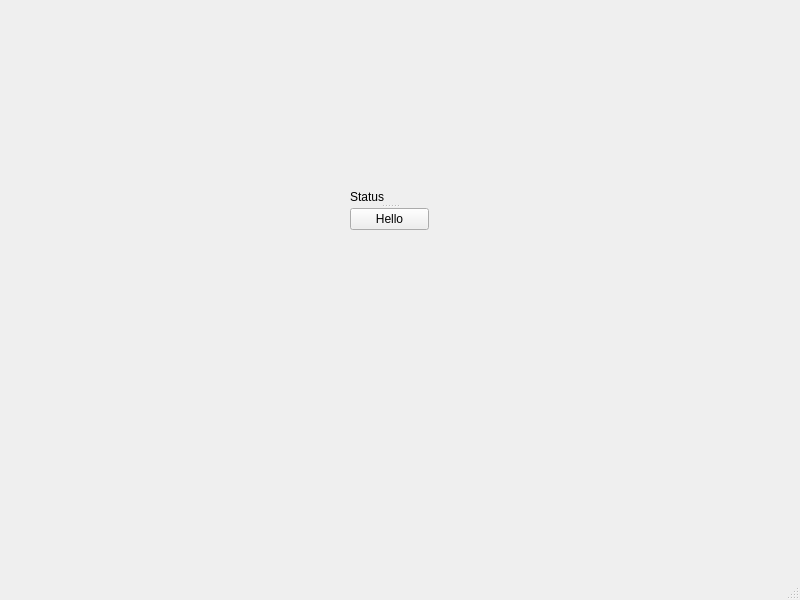
First picture: the form in src/gui/MainWindow.ui, repository satsinush/word-games, before the edit.
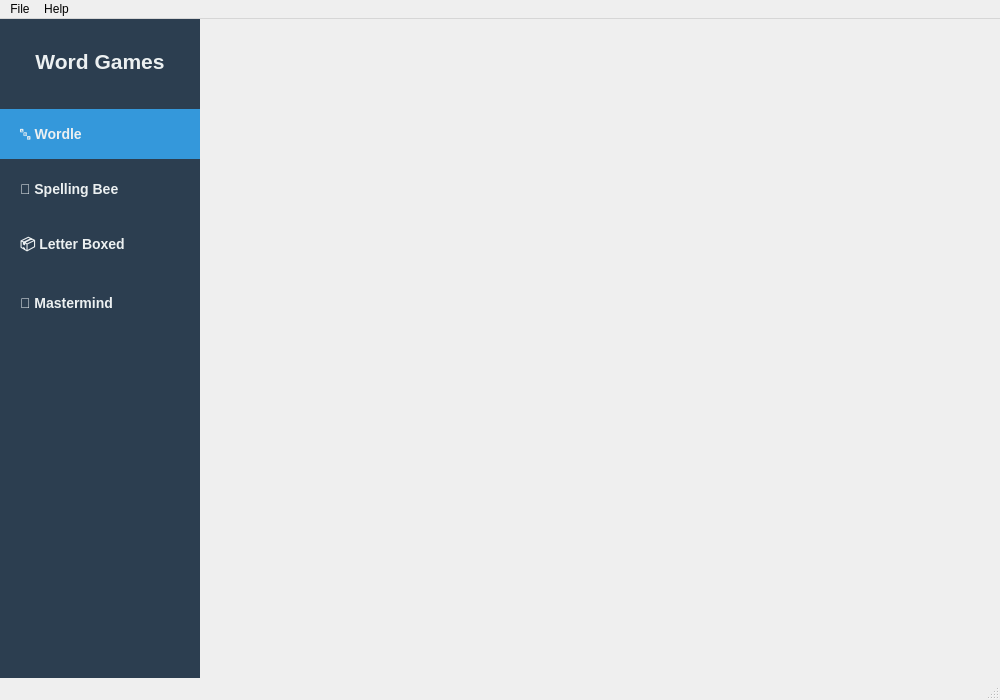
Second picture: the form after the edit.

Commit message:
Add GUI components for Letter Boxed, Mastermind, Spelling Bee, and Wordle games
- Implement LetterBoxedWidget with UI and functionality for a new game.
- Create MastermindWidget with input handling, feedback processing, and game logic.
- Develop SpellingBeeWidget for entering letters, validating input, and displaying solutions.
- Introduce WordleWidget with interactive guess rows, feedback history, and solver integration.
- Add corresponding UI files for each game to define layouts and controls.
- Ensure all widgets connect signals to appropriate slots for user interaction.

The edit to the form file:
```diff
--- a/src/gui/MainWindow.ui
+++ b/src/gui/MainWindow.ui
@@ -6,47 +6,252 @@
    <rect>
     <x>0</x>
     <y>0</y>
-    <width>800</width>
-    <height>600</height>
+    <width>1000</width>
+    <height>700</height>
    </rect>
   </property>
   <property name="windowTitle">
    <string>MainWindow</string>
   </property>
   <widget class="QWidget" name="centralwidget">
-   <widget class="QSplitter" name="splitter">
-    <property name="geometry">
-     <rect>
-      <x>350</x>
-      <y>190</y>
-      <width>79</width>
-      <height>40</height>
-     </rect>
+   <layout class="QHBoxLayout" name="horizontalLayout">
+    <property name="spacing">
+     <number>0</number>
     </property>
-    <property name="orientation">
-     <enum>Qt::Orientation::Vertical</enum>
+    <property name="leftMargin">
+     <number>0</number>
     </property>
-    <widget class="QLabel" name="statusLabel">
-     <property name="text">
-      <string>Status</string>
-     </property>
-    </widget>
-    <widget class="QPushButton" name="helloButton">
-     <property name="text">
-      <string>Hello</string>
-     </property>
-    </widget>
-   </widget>
+    <property name="topMargin">
+     <number>0</number>
+    </property>
+    <property name="rightMargin">
+     <number>0</number>
+    </property>
+    <property name="bottomMargin">
+     <number>0</number>
+    </property>
+    <item>
+     <!-- Left Sidebar -->
+     <widget class="QWidget" name="sidebarWidget" native="true">
+      <property name="sizePolicy">
+       <sizepolicy hsizetype="Fixed" vsizetype="Preferred">
+        <horstretch>0</horstretch>
+        <verstretch>0</verstretch>
+       </sizepolicy>
+      </property>
+      <property name="minimumSize">
+       <size>
+        <width>200</width>
+        <height>0</height>
+       </size>
+      </property>
+      <property name="maximumSize">
+       <size>
+        <width>200</width>
+        <height>16777215</height>
+       </size>
+      </property>
+      <property name="styleSheet">
+       <string notr="true">QWidget#sidebarWidget {
+    background-color: #2c3e50;
+}
+
+QPushButton {
+    background-color: transparent;
+    color: #ecf0f1;
+    text-align: left;
+    padding: 15px 20px;
+    border: none;
+    font-size: 14px;
+    font-weight: bold;
+}
+
+QPushButton:hover {
+    background-color: #34495e;
+}
+
+QPushButton:pressed, QPushButton:checked {
+    background-color: #3498db;
+}
+
+QLabel {
+    color: #ecf0f1;
+    padding: 10px;
+}</string>
+      </property>
+      <layout class="QVBoxLayout" name="verticalLayout">
+       <property name="spacing">
+        <number>5</number>
+       </property>
+       <property name="leftMargin">
+        <number>0</number>
+       </property>
+       <property name="topMargin">
+        <number>20</number>
+       </property>
+       <property name="rightMargin">
+        <number>0</number>
+       </property>
+       <property name="bottomMargin">
+        <number>20</number>
+       </property>
+       <item>
+        <widget class="QLabel" name="titleLabel">
+         <property name="font">
+          <font>
+           <pointsize>16</pointsize>
+           <weight>75</weight>
+           <bold>true</bold>
+          </font>
+         </property>
+         <property name="text">
+          <string>Word Games</string>
+         </property>
+         <property name="alignment">
+          <set>Qt::AlignCenter</set>
+         </property>
+        </widget>
+       </item>
+       <item>
+        <spacer name="verticalSpacer_top">
+         <property name="orientation">
+          <enum>Qt::Vertical</enum>
+         </property>
+         <property name="sizeType">
+          <enum>QSizePolicy::Fixed</enum>
+         </property>
+         <property name="sizeHint" stdset="0">
+          <size>
+           <width>20</width>
+           <height>20</height>
+          </size>
+         </property>
+        </spacer>
+       </item>
+       <item>
+        <widget class="QPushButton" name="btnWordle">
+         <property name="sizePolicy">
+          <sizepolicy hsizetype="Minimum" vsizetype="Fixed">
+           <horstretch>0</horstretch>
+           <verstretch>0</verstretch>
+          </sizepolicy>
+         </property>
+         <property name="minimumSize">
+          <size>
+           <width>0</width>
+           <height>50</height>
+          </size>
+         </property>
+         <property name="text">
+          <string>🔤 Wordle</string>
+         </property>
+         <property name="checkable">
+          <bool>true</bool>
+         </property>
+         <property name="checked">
+          <bool>true</bool>
+         </property>
+        </widget>
+       </item>
+       <item>
+        <widget class="QPushButton" name="btnSpellingBee">
+         <property name="minimumSize">
+          <size>
+           <width>0</width>
+           <height>50</height>
+          </size>
+         </property>
+         <property name="text">
+          <string>🐝 Spelling Bee</string>
+         </property>
+         <property name="checkable">
+          <bool>true</bool>
+         </property>
+        </widget>
+       </item>
+       <item>
+        <widget class="QPushButton" name="btnLetterBoxed">
+         <property name="minimumSize">
+          <size>
+           <width>0</width>
+           <height>50</height>
+          </size>
+         </property>
+         <property name="text">
+          <string>📦 Letter Boxed</string>
+         </property>
+         <property name="checkable">
+          <bool>true</bool>
+         </property>
+        </widget>
+       </item>
+       <item>
+        <widget class="QPushButton" name="btnMastermind">
+         <property name="minimumSize">
+          <size>
+           <width>0</width>
+           <height>50</height>
+          </size>
+         </property>
+         <property name="text">
+          <string>🧠 Mastermind</string>
+         </property>
+         <property name="checkable">
+          <bool>true</bool>
+         </property>
+        </widget>
+       </item>
+       <item>
+        <spacer name="verticalSpacer_bottom">
+         <property name="orientation">
+          <enum>Qt::Vertical</enum>
+         </property>
+         <property name="sizeHint" stdset="0">
+          <size>
+           <width>20</width>
+           <height>40</height>
+          </size>
+         </property>
+        </spacer>
+       </item>
+      </layout>
+     </widget>
+    </item>
+    <item>
+     <!-- Main Content Area with Stacked Widget -->
+     <widget class="QStackedWidget" name="stackedWidget">
+      <property name="currentIndex">
+       <number>0</number>
+      </property>
+     </widget>
+    </item>
+   </layout>
   </widget>
   <widget class="QMenuBar" name="menubar">
    <property name="geometry">
     <rect>
      <x>0</x>
      <y>0</y>
-     <width>800</width>
-     <height>33</height>
+     <width>1000</width>
+     <height>21</height>
     </rect>
    </property>
+   <widget class="QMenu" name="menuFile">
+    <property name="title">
+     <string>File</string>
+    </property>
+    <addaction name="actionNew_Game"/>
+    <addaction name="separator"/>
+    <addaction name="actionExit"/>
+   </widget>
+   <widget class="QMenu" name="menuHelp">
+    <property name="title">
+     <string>Help</string>
+    </property>
+    <addaction name="actionAbout"/>
+   </widget>
+   <addaction name="menuFile"/>
+   <addaction name="menuHelp"/>
   </widget>
   <widget class="QStatusBar" name="statusbar"/>
  </widget>
```
Left out of the diff: 17 changed lines with no effect on the pictures. The commit also changes 16 other files.
